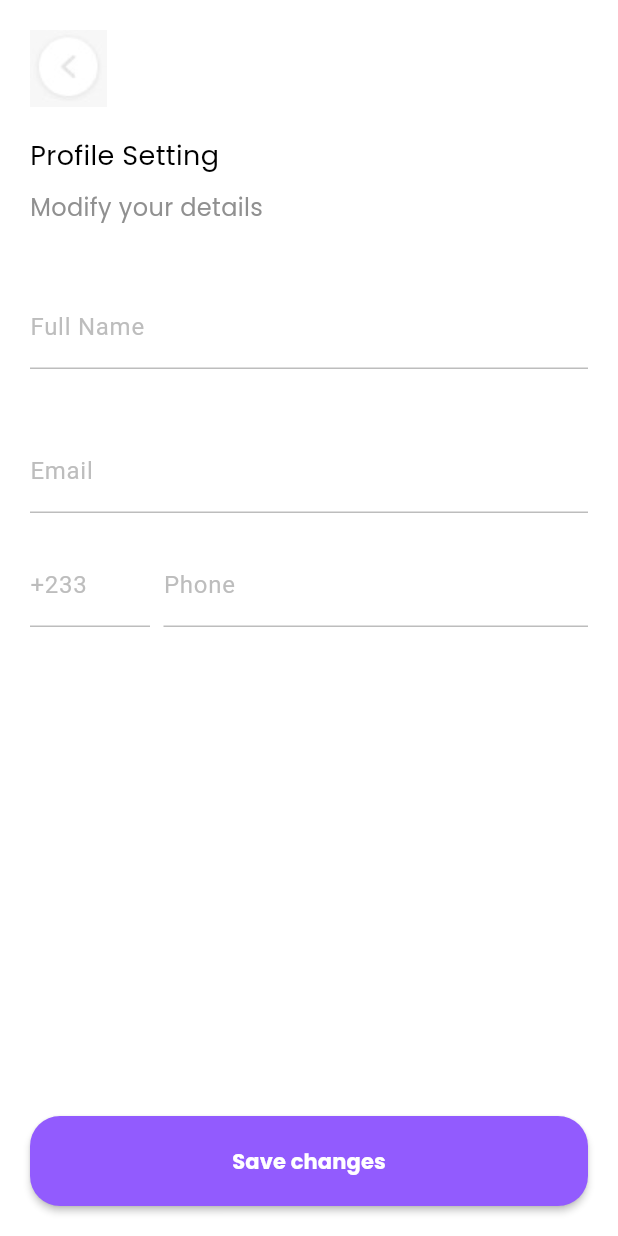
After one commit to Developerdavido/logistics-app, a Flutter app: the RiderProfileResetPage screen opened by its route, on a phone screen of 412 x 824 dp. The commit adds this screen. Run offline on Flutter 3.47's test engine with Material 3 defaults, Android fonts, the phone set to English and light mode, and no system bars; our stand-ins replace country_picker, flutter_multi_formatter, gap, google_fonts, pin_code_fields, shared_preferences; accounts and stored records are empty.

```diff
--- a/lib/core/res/media.dart
+++ b/lib/core/res/media.dart
@@ -11,5 +11,11 @@ abstract class Media {
   static const telephoneIcon = '$_baseIcon/telephone_icon.png';
   static const arrowDownIcon = '$_baseIcon/swap_icon.png';
   static const editSquareIcon = '$_baseIcon/edit_square_icon.png';
-
+  static const lineIcon = '$_baseIcon/line_icon.png';
+  static const logoutIcon = '$_baseIcon/logout_icon.png';
+  static const lockIcon = '$_baseIcon/lock_icon.png';
+  static const profileSettingIcon = '$_baseIcon/profile_setting_icon.png';
+  static const shieldIcon = '$_baseIcon/sheild_icon.png';
+  static const chatIcon = '$_baseIcon/chat_icon.png';
+  static const arrowLeftIcon = '$_baseIcon/arrow_left_icon.png';
 }
--- a/lib/main.dart
+++ b/lib/main.dart
@@ -6,6 +6,8 @@ import 'package:logistics_app/src/authentication/views/pages/sign_in_page.dart';
 import 'package:logistics_app/src/authentication/views/pages/sign_up_page.dart';
 import 'package:logistics_app/src/home/views/pages/trip_overview_page.dart';
 import 'package:logistics_app/src/onboarding/views/pages/onboarding_page.dart';
+import 'package:logistics_app/src/riderProfilePage/views/pages/rider_profile_page.dart';
+import 'package:logistics_app/src/riderProfilePage/views/pages/rider_profile_reset_page.dart';
 import 'package:logistics_app/src/splash/views/pages/splash_page.dart';
 import 'package:shared_preferences/shared_preferences.dart';
 
@@ -47,6 +49,8 @@ class App extends StatelessWidget {
         SignInPage.path: (_) => const SignInPage(),
         SignUpPage.path: (_) => const SignUpPage(),
         TripOverviewPage.path: (_) => const TripOverviewPage(),
+        RiderProfilePage.path:(_)=> const RiderProfilePage(),
+        RiderProfileResetPage.path:(_)=> const RiderProfileResetPage(),
       },
     );
   }
--- /dev/null
+++ b/lib/src/riderProfilePage/views/pages/rider_profile_reset_page.dart
@@ -0,0 +1,60 @@
+import 'package:country_picker/country_picker.dart';
+import 'package:flutter/material.dart';
+import 'package:gap/gap.dart';
+import 'package:logistics_app/core/common/widgets/customize_button.dart';
+
+import '../../widgets/profile_setting_description.dart';
+import '../section/profile_form.dart';
+
+
+class RiderProfileResetPage extends StatefulWidget {
+  const RiderProfileResetPage({super.key});
+  static const path='/reset-profile';
+
+  @override
+  State<RiderProfileResetPage> createState() => _RiderProfileResetPageState();
+}
+
+class _RiderProfileResetPageState extends State<RiderProfileResetPage> {
+  final _formKey = GlobalKey<FormState>();
+  final _countryNotifier = ValueNotifier<Country?>(null);
+  final _phoneNumberController = TextEditingController();
+  final _fullNameController = TextEditingController();
+  final _countryController = TextEditingController();
+  final _emailAddressController = TextEditingController();
+
+  @override
+  void dispose(){
+    _countryController.dispose();
+    _fullNameController.dispose();
+    _phoneNumberController.dispose();
+    _countryNotifier.dispose();
+    _emailAddressController.dispose();
+    super.dispose();
+  }
+
+  @override
+  Widget build(BuildContext context) {
+    return  Scaffold(
+      body: Padding(
+        padding: const EdgeInsets.symmetric(horizontal: 20.0, vertical: 20),
+        child: Column(
+          crossAxisAlignment: CrossAxisAlignment.start,
+          children: [
+            const ProfileSettingsDescription(),
+            const Gap(40),
+            ProfileForm(
+                formKey: _formKey,
+                fullNameController: _fullNameController,
+                emailAddressController: _emailAddressController,
+                phoneNumberController: _phoneNumberController,
+                countryController: _countryController,
+                countryNotifier: _countryNotifier),
+            const Spacer(),
+            CustomizeButton(text: 'Save changes', onTap: (){}, width: double.infinity,height: 60,borderRadius: 20,)
+          ],
+        ),
+      ),
+    );
+  }
+}
--- /dev/null
+++ b/lib/src/riderProfilePage/views/section/profile_form.dart
@@ -0,0 +1,143 @@
+import 'package:flutter/material.dart';
+import 'package:gap/gap.dart';
+import 'package:logistics_app/core/common/widgets/input_field.dart';
+import 'package:country_picker/country_picker.dart';
+import 'package:flutter_multi_formatter/formatters/phone_input_formatter.dart';
+
+
+
+class ProfileForm extends StatefulWidget {
+  const ProfileForm({
+    super.key,
+    required this.formKey,
+    required this.fullNameController,
+    required this.emailAddressController,
+    required this.phoneNumberController,
+    required this.countryController,
+    required this.countryNotifier,
+  });
+
+  final GlobalKey<FormState> formKey;
+  final TextEditingController fullNameController;
+  final TextEditingController emailAddressController;
+  final TextEditingController phoneNumberController;
+  final TextEditingController countryController;
+  final ValueNotifier<Country?> countryNotifier;
+
+  @override
+  State<ProfileForm> createState() => _ProfileFormState();
+}
+
+class _ProfileFormState extends State<ProfileForm> {
+  final phoneFocusNode = FocusNode();
+
+  void pickCountry() {
+    showCountryPicker(
+      context: context,
+      onSelect: (country) {
+        if (country == widget.countryNotifier.value) return;
+        widget.countryNotifier.value = country;
+        phoneFocusNode.requestFocus();
+      },
+    );
+  }
+
+  @override
+  void initState() {
+    super.initState();
+    widget.countryNotifier.addListener(() {
+      if (widget.countryNotifier.value == null) {
+        widget.phoneNumberController.clear();
+        widget.countryController.clear();
+      } else {
+        widget.countryController.text = '+${widget.countryNotifier.value!.phoneCode}';
+      }
+    });
+  }
+
+  @override
+  Widget build(BuildContext context) {
+    return Form(
+      key: widget.formKey,
+      child: Column(
+        mainAxisSize: MainAxisSize.min,
+        children: [
+          InputField(
+            controller: widget.fullNameController,
+            keyboardType: TextInputType.name,
+            labelText: 'Full Name',
+          ),
+          const Gap(40),
+          InputField(
+            labelText: 'Email',
+            controller: widget.emailAddressController,
+            keyboardType: TextInputType.emailAddress,
+          ),
+          const Gap(20),
+          ValueListenableBuilder(
+            valueListenable: widget.countryNotifier,
+            builder: (_, country, __) {
+              return Row(
+                children: [
+
+                  SizedBox(
+                    width: 80,
+                    child: InputField(
+                      controller: widget.countryController,
+                      readOnly: true,
+                      labelText: country == null ? '+233' : 'Country Code',
+                      onTap: pickCountry,
+                      validator: (value) {
+                        if (!isPhoneValid(
+                          widget.phoneNumberController.text,
+                          defaultCountryCode: country?.countryCode,
+                        )) {
+                          return 'Invalid country code';
+                        }
+                        return null;
+                      },
+                    ),
+                  ),
+                  const Gap(9),
+
+
+                  Expanded(
+                    child: InputField(
+                      labelText: 'Phone',
+                      focusNode: phoneFocusNode,
+                      readOnly: country == null,
+                      onTap: () {
+                        if (country == null) {
+                          pickCountry();
+                        }
+                      },
+                      keyboardType: TextInputType.phone,
+                      controller: widget.phoneNumberController,
+                      validator: (value) {
+                        if (value == null || value.isEmpty) {
+                          return 'Phone number is required';
+                        }
+                        if (!isPhoneValid(
+                          value,
+                          defaultCountryCode: country?.countryCode,
+                        )) {
+                          return 'Invalid phone number';
+                        }
+                        return null;
+                      },
+                      inputFormatters: [
+                        PhoneInputFormatter(
+                          defaultCountryCode: country?.countryCode,
+                        ),
+                      ],
+                    ),
+                  ),
+                ],
+              );
+            },
+          ),
+        ],
+      ),
+    );
+  }
+}
--- /dev/null
+++ b/lib/src/riderProfilePage/widgets/profile_setting_description.dart
@@ -0,0 +1,22 @@
+import 'package:flutter/material.dart';
+import 'package:logistics_app/core/common/widgets/default_text.dart';
+import 'package:logistics_app/core/res/colours.dart';
+import 'package:logistics_app/core/res/media.dart';
+
+class ProfileSettingsDescription extends StatelessWidget {
+  const ProfileSettingsDescription({super.key});
+
+  @override
+  Widget build(BuildContext context) {
+    return Column(
+      crossAxisAlignment: CrossAxisAlignment.start,
+      children: [
+        Image.asset(Media.arrowLeftIcon),
+        const SizedBox(height: 20,),
+        const DefaultText('Profile Setting',color: Colours.blackColor,fontSize: 18,),
+        const SizedBox(height: 10,),
+        const DefaultText('Modify your details',color: Colours.textColor,fontSize: 16, )
+      ],
+    );
+  }
+}
```
Also changed, not shown: lib/core/res/app_strings.dart (+8 -0 lines), lib/src/riderProfilePage/views/pages/rider_profile_page.dart (added, +85 -0 lines), lib/src/riderProfilePage/widgets/account_setting.dart (added, +32 -0 lines), lib/src/riderProfilePage/widgets/action_text.dart (added, +34 -0 lines), lib/src/riderProfilePage/widgets/rider_profile_details.dart (added, +26 -0 lines), assets/icons/arrow_left_icon.png (added), assets/icons/chat_icon.png (added), assets/icons/line_icon.png (added), assets/icons/lock_icon.png (added), assets/icons/logout_icon.png (added), assets/icons/profile_setting_icon.png (added), assets/icons/sheild_icon.png (added), lib/core/common/widgets/default_text.dart (indentation only), lib/generated/assets.dart (added), 1 more files.
